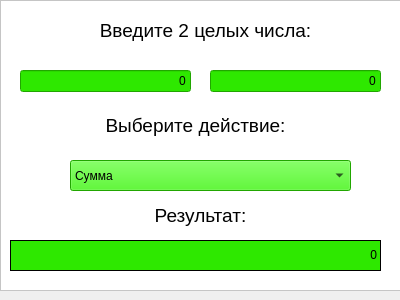
This is gui/uis/Z_modules_Window_2.ui in KirsonBrz/DM_colloquium_2019 as Qt 5 draws it before an edit. The edited form follows.
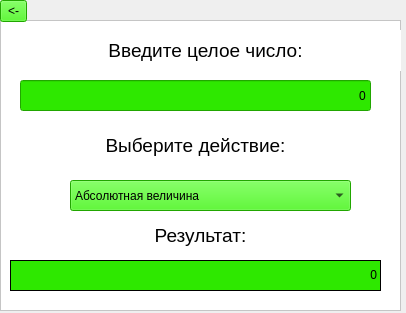
This is the edited form.

```diff
--- a/gui/uis/Z_modules_Window_2.ui
+++ b/gui/uis/Z_modules_Window_2.ui
@@ -6,8 +6,8 @@
    <rect>
     <x>0</x>
     <y>0</y>
-    <width>400</width>
-    <height>300</height>
+    <width>406</width>
+    <height>313</height>
    </rect>
   </property>
   <property name="windowTitle">
@@ -17,7 +17,7 @@
    <property name="geometry">
     <rect>
      <x>0</x>
-     <y>0</y>
+     <y>20</y>
      <width>401</width>
      <height>291</height>
     </rect>
@@ -54,54 +54,13 @@
      <string notr="true"/>
     </property>
     <property name="text">
-     <string>Введите 2 целых числа:</string>
+     <string>Введите целое число:</string>
     </property>
     <property name="alignment">
      <set>Qt::AlignCenter</set>
     </property>
    </widget>
-   <widget class="QLineEdit" name="lineEdit_4">
-    <property name="geometry">
-     <rect>
-      <x>20</x>
-      <y>70</y>
-      <width>171</width>
-      <height>22</height>
-     </rect>
-    </property>
-    <property name="layoutDirection">
-     <enum>Qt::LeftToRight</enum>
-    </property>
-    <property name="styleSheet">
-     <string notr="true">background-color: #2EE800;</string>
-    </property>
-    <property name="text">
-     <string>0</string>
-    </property>
-    <property name="alignment">
-     <set>Qt::AlignRight|Qt::AlignTrailing|Qt::AlignVCenter</set>
-    </property>
-   </widget>
-   <widget class="QLineEdit" name="lineEdit_5">
-    <property name="geometry">
-     <rect>
-      <x>210</x>
-      <y>70</y>
-      <width>171</width>
-      <height>22</height>
-     </rect>
-    </property>
-    <property name="styleSheet">
-     <string notr="true">background-color: #2EE800;</string>
-    </property>
-    <property name="text">
-     <string>0</string>
-    </property>
-    <property name="alignment">
-     <set>Qt::AlignRight|Qt::AlignTrailing|Qt::AlignVCenter</set>
-    </property>
-   </widget>
-   <widget class="QComboBox" name="comboBox">
+   <widget class="QComboBox" name="operations">
     <property name="geometry">
      <rect>
       <x>70</x>
@@ -110,12 +69,18 @@
       <height>31</height>
      </rect>
     </property>
+    <property name="sizePolicy">
+     <sizepolicy hsizetype="Fixed" vsizetype="Fixed">
+      <horstretch>0</horstretch>
+      <verstretch>0</verstretch>
+     </sizepolicy>
+    </property>
     <property name="styleSheet">
      <string notr="true">background-color: #2EE800;</string>
     </property>
     <item>
      <property name="text">
-      <string>Сумма</string>
+      <string>Абсолютная величина</string>
      </property>
     </item>
     <item>
@@ -212,6 +177,44 @@
      <set>Qt::AlignRight|Qt::AlignTrailing|Qt::AlignVCenter</set>
     </property>
    </widget>
+   <widget class="QLineEdit" name="line_n">
+    <property name="geometry">
+     <rect>
+      <x>20</x>
+      <y>60</y>
+      <width>351</width>
+      <height>31</height>
+     </rect>
+    </property>
+    <property name="styleSheet">
+     <string notr="true">background-color: #2EE800;</string>
+    </property>
+    <property name="inputMask">
+     <string notr="true"/>
+    </property>
+    <property name="text">
+     <string>0</string>
+    </property>
+    <property name="alignment">
+     <set>Qt::AlignRight|Qt::AlignTrailing|Qt::AlignVCenter</set>
+    </property>
+   </widget>
+  </widget>
+  <widget class="QToolButton" name="pushButton_return">
+   <property name="geometry">
+    <rect>
+     <x>0</x>
+     <y>0</y>
+     <width>27</width>
+     <height>22</height>
+    </rect>
+   </property>
+   <property name="styleSheet">
+    <string notr="true">background-color: #2EE800;</string>
+   </property>
+   <property name="text">
+    <string>&lt;-</string>
+   </property>
   </widget>
  </widget>
  <resources/>
```
Left out of the diff: 20 changed lines with no effect on the pictures.
